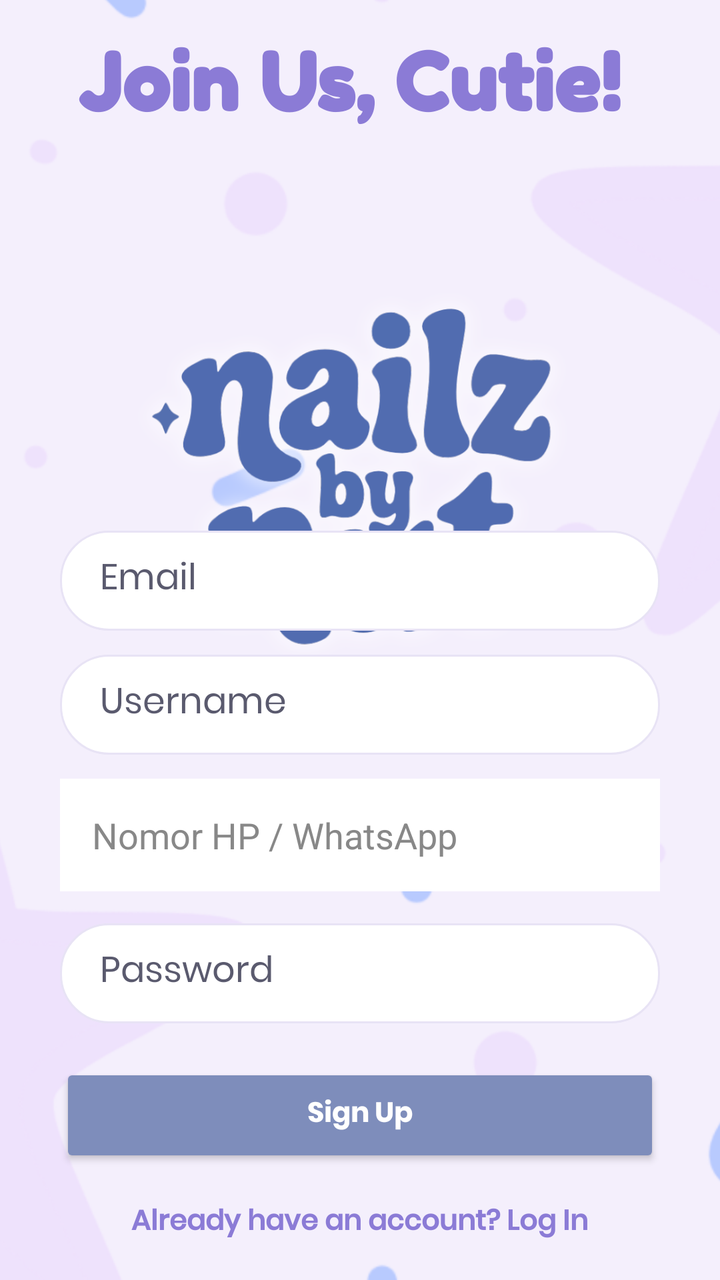
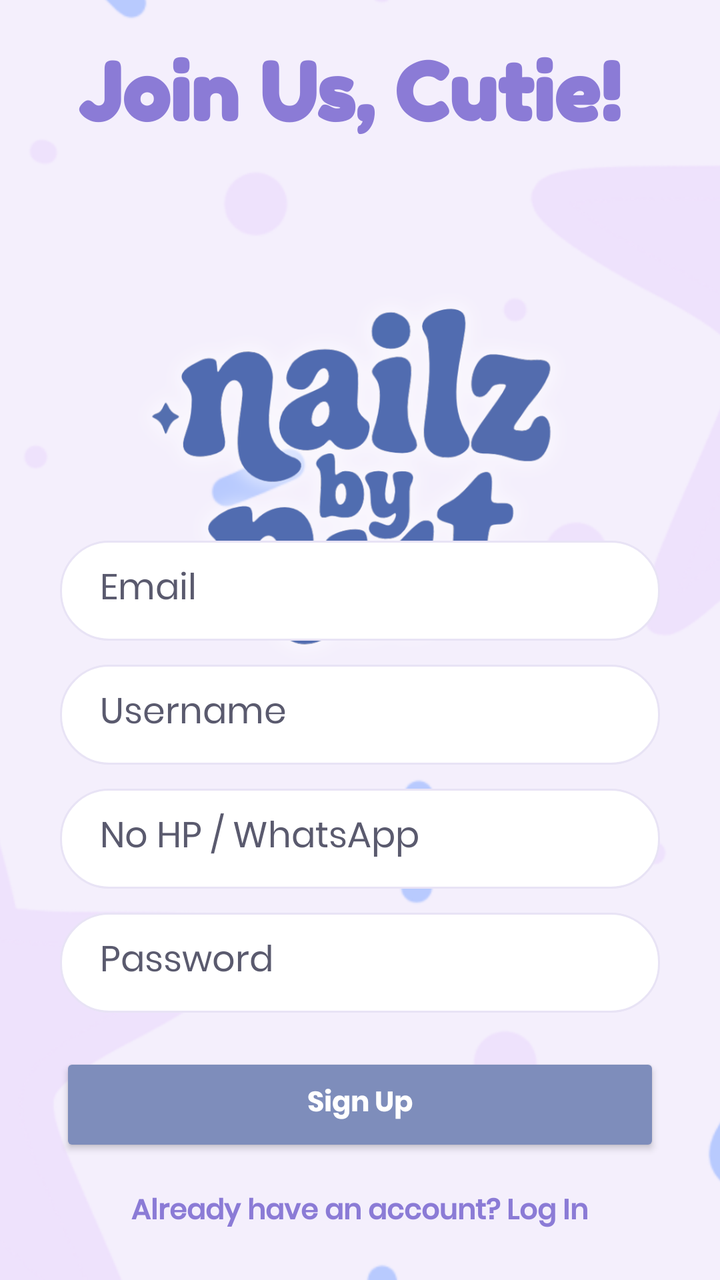

The first picture is an Android layout as it rendered before a commit; the second is the same layout after the commit. The layout source and the unified diff follow.
<!-- AndroidManifest.xml: application theme Theme.Nailzbynutz -->
<!-- res/layout/activity_sign_up.xml -->
<?xml version="1.0" encoding="utf-8"?>
<RelativeLayout xmlns:android="http://schemas.android.com/apk/res/android"
    xmlns:app="http://schemas.android.com/apk/res-auto"
    android:layout_width="match_parent"
    android:layout_height="match_parent"
    android:background="@color/background_primary">

    <ImageView
        android:layout_width="match_parent"
        android:layout_height="match_parent"
        android:src="@drawable/bg_splash"
        android:scaleType="centerCrop" />

    <View
        android:layout_width="match_parent"
        android:layout_height="match_parent"
        />

    <LinearLayout
        android:layout_width="match_parent"
        android:layout_height="match_parent"
        android:orientation="vertical"
        android:gravity="center"
        android:paddingHorizontal="30dp">

        <TextView
            android:layout_width="wrap_content"
            android:layout_height="wrap_content"
            android:layout_marginBottom="200dp"
            android:fontFamily="@font/fredoka_bold"
            android:text="Join Us, Cutie! "
            android:textColor="@color/lavender_accent"
            android:textSize="40sp"
            android:textStyle="bold" />

        <EditText
            android:id="@+id/et_reg_email"
            android:layout_width="match_parent"
            android:layout_height="50dp"
            android:background="@drawable/bg_card_rounded"
            android:hint="Email"
            android:textColorHint="@color/text_secondary"
            android:textColor="@color/text_primary"
            android:inputType="textEmailAddress"
            android:paddingHorizontal="20dp"
            android:layout_marginBottom="12dp"
            android:fontFamily="@font/poppins_regular" />

        <EditText
            android:id="@+id/et_reg_username"
            android:layout_width="match_parent"
            android:layout_height="50dp"
            android:background="@drawable/bg_card_rounded"
            android:hint="Username"
            android:textColorHint="@color/text_secondary"
            android:textColor="@color/text_primary"
            android:inputType="text"
            android:paddingHorizontal="20dp"
            android:layout_marginBottom="12dp"
            android:fontFamily="@font/poppins_regular" />

        <EditText
            android:id="@+id/et_phone_signup"
            android:layout_width="match_parent"
            android:layout_height="wrap_content"
            android:hint="Nomor HP / WhatsApp"
            android:inputType="phone"
            android:padding="16dp"
            android:textColor="#000000"
            android:textColorHint="#888888"
            android:background="@android:color/white"
            android:layout_marginBottom="16dp" />

        <EditText
            android:id="@+id/et_reg_password"
            android:layout_width="match_parent"
            android:layout_height="50dp"
            android:background="@drawable/bg_card_rounded"
            android:hint="Password"
            android:textColorHint="@color/text_secondary"
            android:textColor="@color/text_primary"
            android:inputType="textPassword"
            android:paddingHorizontal="20dp"
            android:layout_marginBottom="20dp"
            android:fontFamily="@font/poppins_regular" />

        <Button
            android:id="@+id/btn_register"
            android:layout_width="match_parent"
            android:layout_height="52dp"
            android:text="Sign Up"
            android:textColor="@color/white"
            android:backgroundTint="@color/lavender_dark"
            android:textAllCaps="false"
            android:textStyle="bold"
            app:cornerRadius="30dp"
            android:fontFamily="@font/poppins_bold"
            android:layout_marginBottom="16dp" />

        <TextView
            android:id="@+id/tv_go_to_login"
            android:layout_width="wrap_content"
            android:layout_height="wrap_content"
            android:text="Already have an account? Log In"
            android:textColor="@color/lavender_accent"
            android:textSize="14sp"
            android:fontFamily="@font/poppins_medium"
            android:textStyle="bold"
            android:clickable="true" />

    </LinearLayout>
</RelativeLayout>
<!-- resources referenced by this layout -->
<resources>
  <color name="background_primary">#F8F5FF</color>
  <color name="lavender_accent">#8B7BD6</color>
  <color name="lavender_dark">#7E8DBB</color>
  <color name="text_primary">#1A1C29</color>
  <color name="text_secondary">#5A5A6E</color>
  <color name="white">#FFFFFF</color>
  <!-- drawable bg_card_rounded (drawable) -->
  <?xml version="1.0" encoding="utf-8"?>
  <shape xmlns:android="http://schemas.android.com/apk/res/android">
      <solid android:color="@color/background_card" />
      <corners android:radius="24dp" />
      <stroke android:width="1dp" android:color="@color/divider" />
  </shape>
  <!-- drawable bg_splash: png bitmap (drawable, 159520 bytes) -->
  <style name="Theme.Nailzbynutz" parent="Theme.MaterialComponents.DayNight.NoActionBar">
          <item name="colorPrimary">@color/lavender_dark</item>
          <item name="colorPrimaryVariant">@color/lavender_accent</item>
          <item name="colorOnPrimary">@color/white</item>
          <item name="colorSecondary">@color/lavender_medium</item>
          <item name="colorSecondaryVariant">@color/lavender_light</item>
          <item name="colorOnSecondary">@color/black</item>
          <item name="android:statusBarColor">@color/background_primary</item>
          <item name="android:windowBackground">@color/background_primary</item>
      </style>
  <color name="background_card">#FFFFFF</color>
  <color name="divider">#E8E3F5</color>
  <color name="lavender_medium">#B8A6E8</color>
  <color name="lavender_light">#D9CCFF</color>
  <color name="black">#000000</color>
</resources>

<!-- the commit's change to res/layout/activity_sign_up.xml (unified diff, before → after) -->
@@ -62,14 +62,16 @@
         <EditText
             android:id="@+id/et_phone_signup"
             android:layout_width="match_parent"
-            android:layout_height="wrap_content"
-            android:hint="Nomor HP / WhatsApp"
+            android:layout_height="50dp"
+            android:background="@drawable/bg_card_rounded"
+            android:hint="No HP / WhatsApp"
             android:inputType="phone"
-            android:padding="16dp"
-            android:textColor="#000000"
-            android:textColorHint="#888888"
-            android:background="@android:color/white"
-            android:layout_marginBottom="16dp" />
+            android:textColorHint="@color/text_secondary"
+            android:textColor="@color/text_primary"
+            android:paddingHorizontal="20dp"
+            android:layout_marginBottom="12dp"
+            android:fontFamily="@font/poppins_regular" />
+
 
         <EditText
             android:id="@+id/et_reg_password"
